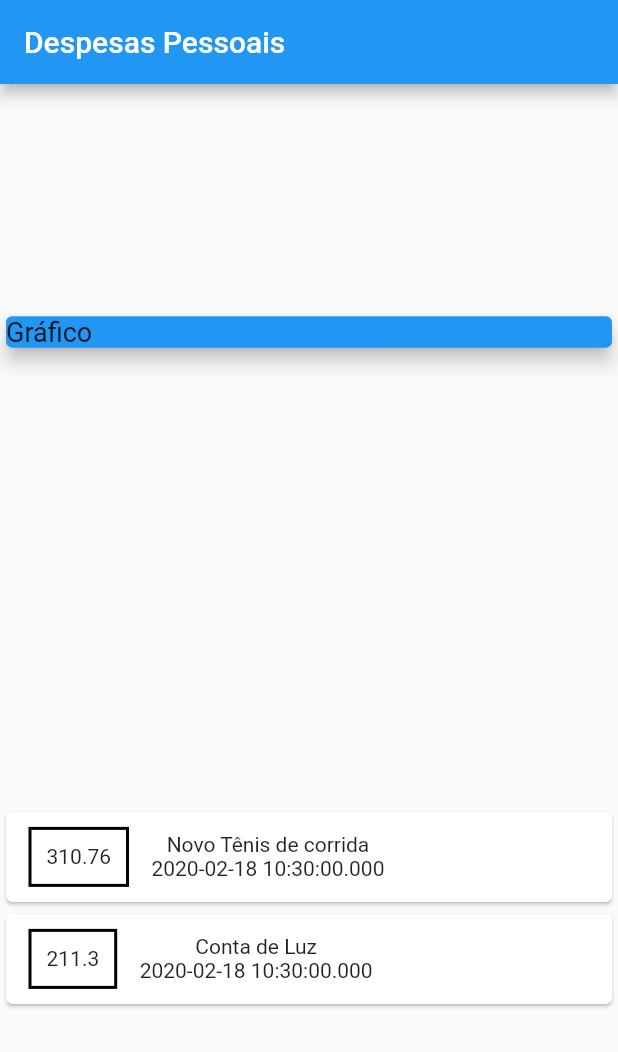
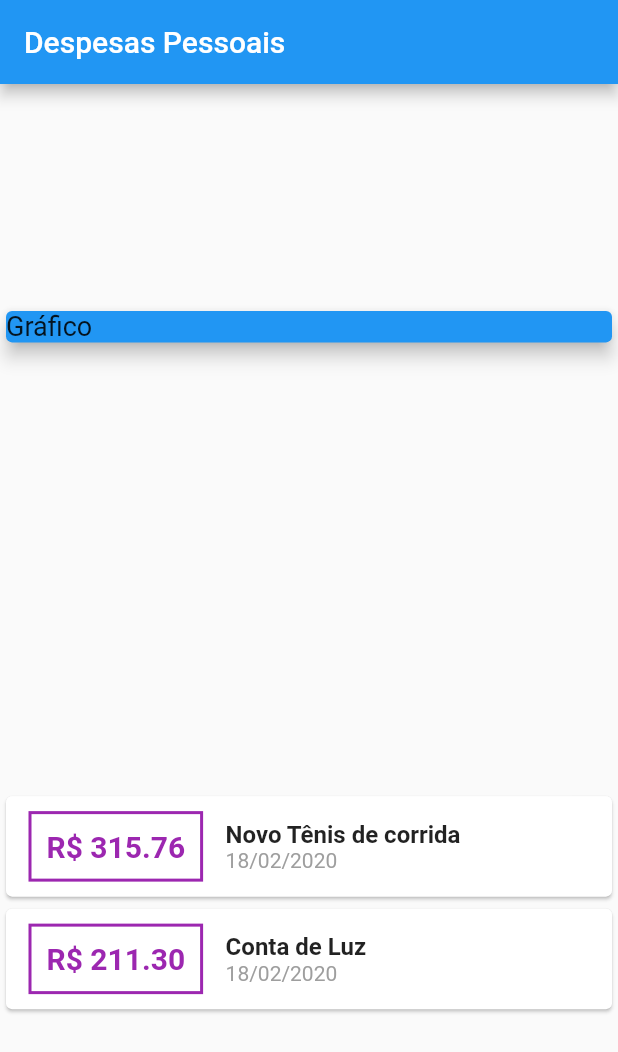
Before and after one commit to JairoAlves23/Udemy_Cod3r_Expenses, a Flutter app: the screen it shows after launch, on a phone screen of 412 x 824 dp. Shown: the top 1052 px of the screen. Run offline on Flutter 3.47's test engine with Material 2 defaults, Android fonts, the phone set to English and light mode, and no system bars.

Commit message:
Screenshot_1581989191_aula5

```diff
--- a/lib/home.dart
+++ b/lib/home.dart
@@ -1,5 +1,6 @@
 import 'package:expenses/models/transaction.dart';
 import 'package:flutter/material.dart';
+import 'package:intl/intl.dart';
 
 class Home extends StatefulWidget {
   @override
@@ -11,7 +12,7 @@ class _HomeState extends State<Home> {
     Transaction(
         id: 't1',
         title: 'Novo Tênis de corrida',
-        value: 310.76,
+        value: 315.76,
         date: DateTime.now()),
     Transaction(
         id: 't2', title: 'Conta de Luz', value: 211.30, date: DateTime.now()),
@@ -47,13 +48,23 @@ class _HomeState extends State<Home> {
                           EdgeInsets.symmetric(horizontal: 15, vertical: 10),
                       padding: EdgeInsets.all(10),
                       decoration: BoxDecoration(
-                          border: Border.all(color: Colors.black, width: 2)),
-                      child: Text(tr.value.toString()),
+                          border: Border.all(color: Colors.purple, width: 2)),
+                      child: Text(
+                        'R\$ ${tr.value.toStringAsFixed(2)}',
+                        style: TextStyle(
+                            fontWeight: FontWeight.bold,
+                            color: Colors.purple,
+                            fontSize: 20),
+                      ),
                     ),
                     Column(
+                      crossAxisAlignment: CrossAxisAlignment.start,
                       children: <Widget>[
-                        Text(tr.title),
-                        Text(tr.date.toString()),
+                        Text(
+                          tr.title,
+                          style: TextStyle(fontWeight: FontWeight.bold,fontSize: 16),
+                        ),
+                        Text(DateFormat('d/MM/y').format(tr.date), style: TextStyle(color: Colors.grey),),
                       ],
                     )
                   ],
--- a/pubspec.yaml
+++ b/pubspec.yaml
@@ -19,6 +19,7 @@ environment:
 dependencies:
   flutter:
     sdk: flutter
+  intl:
 
   # The following adds the Cupertino Icons font to your application.
   # Use with the CupertinoIcons class for iOS style icons.
```
Also changed, not shown: Screenshot_1581989191_aula5.png (added), pubspec.lock.
